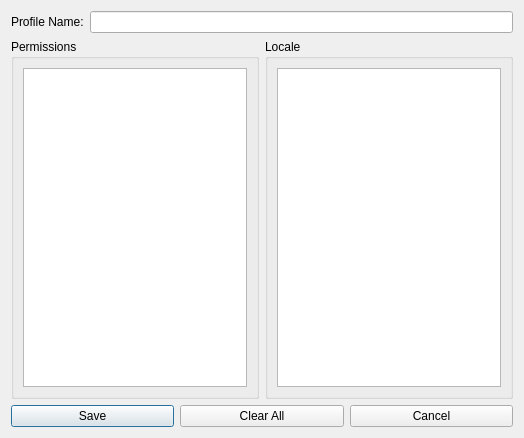
dsgoficial/DsgTools, file UserTools/profile_editor.ui: the form before one commit.
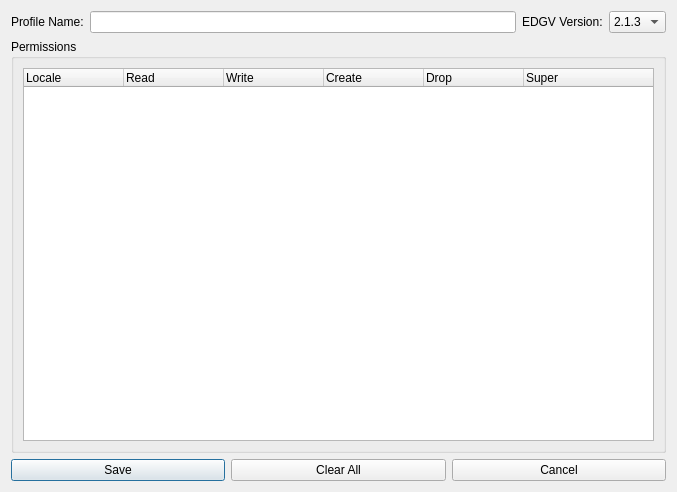
The form after the commit.

Commit message: Profile editor initial state

```diff
--- a/UserTools/profile_editor.ui
+++ b/UserTools/profile_editor.ui
@@ -6,15 +6,15 @@
    <rect>
     <x>0</x>
     <y>0</y>
-    <width>524</width>
-    <height>438</height>
+    <width>677</width>
+    <height>492</height>
    </rect>
   </property>
   <property name="windowTitle">
    <string>Profile Editor</string>
   </property>
-  <layout class="QGridLayout" name="gridLayout_5">
-   <item row="0" column="0" colspan="2">
+  <layout class="QGridLayout" name="gridLayout_2">
+   <item row="0" column="0">
     <layout class="QHBoxLayout" name="horizontalLayout_2">
      <item>
       <widget class="QLabel" name="label">
@@ -26,37 +26,75 @@
      <item>
       <widget class="QLineEdit" name="profileEdit"/>
      </item>
+     <item>
+      <widget class="QLabel" name="label_2">
+       <property name="text">
+        <string>EDGV Version:</string>
+       </property>
+      </widget>
+     </item>
+     <item>
+      <widget class="QComboBox" name="comboBox">
+       <item>
+        <property name="text">
+         <string>2.1.3</string>
+        </property>
+       </item>
+      </widget>
+     </item>
     </layout>
    </item>
    <item row="1" column="0">
-    <widget class="QGroupBox" name="groupBox">
+    <widget class="QGroupBox" name="groupBox_2">
      <property name="title">
       <string>Permissions</string>
      </property>
      <layout class="QGridLayout" name="gridLayout">
       <item row="0" column="0">
-       <widget class="QListView" name="listView"/>
-      </item>
-     </layout>
-    </widget>
-   </item>
-   <item row="1" column="1">
-    <widget class="QGroupBox" name="groupBox_2">
-     <property name="title">
-      <string>Locale</string>
-     </property>
-     <layout class="QGridLayout" name="gridLayout_2">
-      <item row="0" column="0">
        <widget class="QTreeWidget" name="treeWidget">
         <property name="rootIsDecorated">
          <bool>true</bool>
         </property>
+        <property name="wordWrap">
+         <bool>false</bool>
+        </property>
+        <property name="headerHidden">
+         <bool>false</bool>
+        </property>
         <attribute name="headerVisible">
-         <bool>false</bool>
+         <bool>true</bool>
         </attribute>
+        <attribute name="headerDefaultSectionSize">
+         <number>100</number>
+        </attribute>
         <column>
          <property name="text">
-          <string notr="true">1</string>
+          <string notr="true">Locale</string>
+         </property>
+        </column>
+        <column>
+         <property name="text">
+          <string>Read</string>
+         </property>
+        </column>
+        <column>
+         <property name="text">
+          <string>Write</string>
+         </property>
+        </column>
+        <column>
+         <property name="text">
+          <string>Create</string>
+         </property>
+        </column>
+        <column>
+         <property name="text">
+          <string>Drop</string>
+         </property>
+        </column>
+        <column>
+         <property name="text">
+          <string>Super</string>
          </property>
         </column>
        </widget>
@@ -64,7 +102,7 @@
      </layout>
     </widget>
    </item>
-   <item row="2" column="0" colspan="2">
+   <item row="2" column="0">
     <layout class="QHBoxLayout" name="horizontalLayout">
      <item>
       <widget class="QPushButton" name="okButton">
```
The commit also changes 7 other files.
